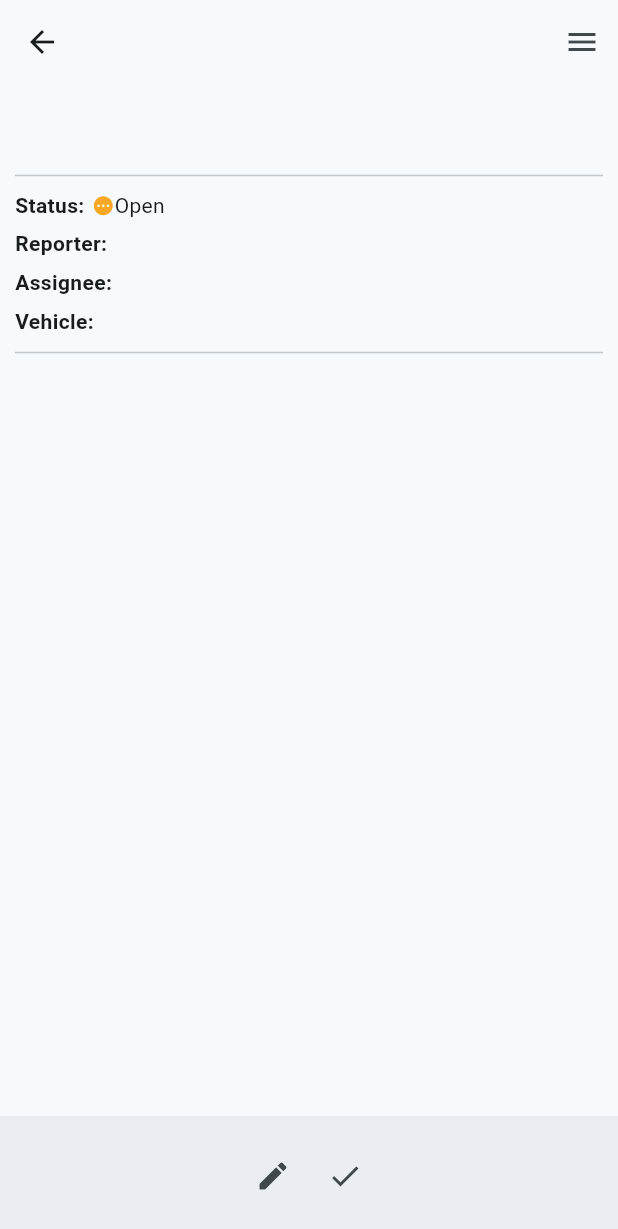
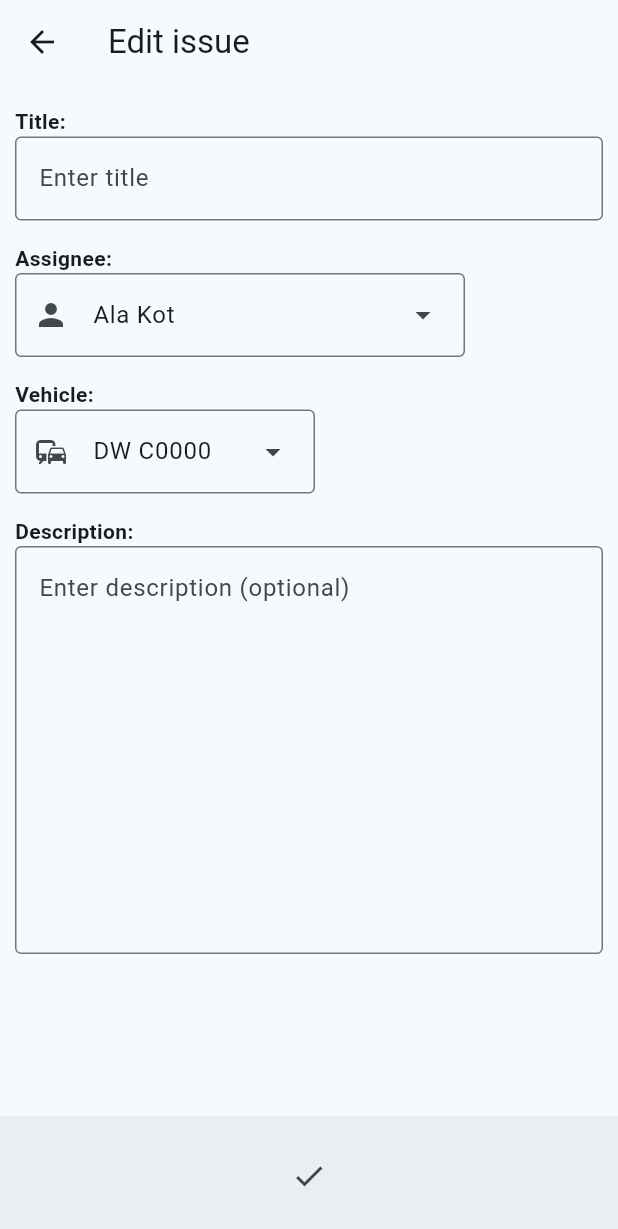
Before and after one commit to fryderykst/fto_app, a Flutter app: the _IssueDetailsScafold screen opened directly with empty values, after a tap on the "edit" icon, on a phone screen of 412 x 824 dp. Shown: the top 1229 px of the screen. Run offline on Flutter 3.47's test engine with Material 3 defaults, Android fonts, the phone set to English and light mode, and no system bars.

Commit message:
Added EditIssueScreen

```diff
--- a/lib/model/issue.dart
+++ b/lib/model/issue.dart
@@ -10,7 +10,9 @@ String isseToJson(List<Issue> data) => json.encode(List<dynamic>.from(data.map((
 enum IssueStatus { open, done }
 
 class Issue {
-  int id;
+  int _id;
+  int get id => _id;
+
   User reporter;
   User? assignee;
   Vehicle vehicle;
@@ -19,14 +21,14 @@ class Issue {
   IssueStatus status;
 
   Issue({
-    required this.id,
+    required int id,
     required this.reporter,
     this.assignee,
     required this.vehicle,
     required this.title,
     this.description,
     this.status = IssueStatus.open,
-  });
+  }) : _id = id;
 
   @override
   int get hashCode => id;
--- a/lib/services/remote_service.dart
+++ b/lib/services/remote_service.dart
@@ -116,7 +116,7 @@ class MockRemoteService extends RemoteService {
     return Future<bool>.delayed(const Duration(milliseconds: 100), () => true);
   }
 
-  Future<bool> updateIssue(
+  Future<bool> updateIssueDetails(
     int id, {
     String? newTitle,
     // int? newReporterID,
@@ -135,6 +135,17 @@ class MockRemoteService extends RemoteService {
     if (newStatus != null) _issues[id]!.status = newStatus;
 
     return Future<bool>.delayed(const Duration(milliseconds: 100), () => true);
+  }
+
+  Future<bool> updateIssue(Issue issue) {
+    return updateIssueDetails(
+      issue.id,
+      newTitle: issue.title,
+      newAssigneeID: issue.assignee?.id,
+      newVehicleID: issue.vehicle.id,
+      newDescription: issue.description,
+      newStatus: issue.status,
+    );
   }
 
   Future<bool> removeIssue(int id) async {
--- a/lib/widgets/issues/common/assignee_widget.dart
+++ b/lib/widgets/issues/common/assignee_widget.dart
@@ -3,8 +3,10 @@ import 'package:fto_app/model/user.dart';
 import 'package:fto_app/services/remote_service.dart';
 
 class AssigneeWidget extends StatelessWidget {
-  const AssigneeWidget({super.key, required this.onAssigneeChanged});
-  final Function onAssigneeChanged;
+  const AssigneeWidget({super.key, required this.onChanged, this.initialId});
+
+  final Function onChanged;
+  final int? initialId;
 
   @override
   Widget build(BuildContext context) {
@@ -17,17 +19,19 @@ class AssigneeWidget extends StatelessWidget {
                 fontWeight: FontWeight.w600,
               )),
           AssigneeDropdownMenu(
-            onAssigneeChanged: onAssigneeChanged,
+            onChanged: onChanged,
+            initialId: initialId,
           ),
         ]);
   }
 }
 
 class AssigneeDropdownMenu extends StatefulWidget {
-  AssigneeDropdownMenu({super.key, required this.onAssigneeChanged});
+  AssigneeDropdownMenu({super.key, required this.onChanged, this.initialId});
+
   final TextEditingController controller = TextEditingController();
-
-  final Function onAssigneeChanged;
+  final Function onChanged;
+  final int? initialId;
 
   @override
   State<StatefulWidget> createState() => AssigneeDropdownMenuState();
@@ -41,41 +45,22 @@ class AssigneeDropdownMenuState extends State<AssigneeDropdownMenu> {
 
   @override
   void initState() {
-    getState();
+    _readUsers();
 
     super.initState();
   }
 
-  getState() async {
+  _readUsers() async {
     _remoteService.getUsers().then((readUsers) {
       setState(() {
         users = readUsers ?? [];
+        selectedPerson = widget.initialId;
       });
-
-      // usersDropdownEntries = users!.map<DropdownMenuEntry<Person>>((Person person) {
-      //   return DropdownMenuEntry<Person>(value: person, label: person.name);
-      // }).toList();
     });
-    // usersDropdownEntries = users!.map<DropdownMenuEntry<Person>>((Person person) {
-    //   return DropdownMenuEntry<Person>(value: person, label: person.name);
-    // }).toList();
   }
 
   @override
   Widget build(BuildContext context) {
-    // return DropdownButton<Person>(
-    //   value: selectedPerson,
-    //   items: users == null
-    //       ? []
-    //       : users!.map<DropdownMenuItem<Person>>((Person person) {
-    //           return DropdownMenuItem<Person>(value: person, child: Text(person.name));
-    //         }).toList(),
-    //   onChanged: (selected) {
-    //     setState(() {
-    //       selectedPerson = selected;
-    //     });
-    //   },
-    // );
     return DropdownMenu<int>(
       // enableFilter: true,
       controller: widget.controller,
@@ -94,7 +79,7 @@ class AssigneeDropdownMenuState extends State<AssigneeDropdownMenu> {
         setState(() {
           selectedPerson = selected;
         });
-        widget.onAssigneeChanged(selected);
+        widget.onChanged(selected);
       },
       leadingIcon: const Icon(Icons.person),
       // label: const Text("Assignee"),
--- a/lib/widgets/issues/common/vehicle_widget.dart
+++ b/lib/widgets/issues/common/vehicle_widget.dart
@@ -3,8 +3,10 @@ import 'package:fto_app/model/vehicle.dart';
 import 'package:fto_app/services/remote_service.dart';
 
 class VehicleWidget extends StatelessWidget {
-  const VehicleWidget({super.key, required this.onVehicleChanged});
-  final Function onVehicleChanged;
+  const VehicleWidget({super.key, required this.onChanged, this.initialId});
+
+  final Function onChanged;
+  final int? initialId;
 
   @override
   Widget build(BuildContext context) {
@@ -17,17 +19,19 @@ class VehicleWidget extends StatelessWidget {
                 fontWeight: FontWeight.w600,
               )),
           VehicleDropdownMenu(
-            onVehicleChanged: onVehicleChanged,
+            onChanged: onChanged,
+            initialId: initialId,
           ),
         ]);
   }
 }
 
 class VehicleDropdownMenu extends StatefulWidget {
-  VehicleDropdownMenu({super.key, required this.onVehicleChanged});
+  VehicleDropdownMenu({super.key, required this.onChanged, this.initialId});
+
   final TextEditingController controller = TextEditingController();
-
-  final Function onVehicleChanged;
+  final Function onChanged;
+  final int? initialId;
 
   @override
   State<StatefulWidget> createState() => VehicleDropdownMenuState();
@@ -41,15 +45,16 @@ class VehicleDropdownMenuState extends State<VehicleDropdownMenu> {
 
   @override
   void initState() {
-    getState();
+    _readVehicles();
 
     super.initState();
   }
 
-  getState() async {
+  _readVehicles() async {
     _remoteService.getVehicles().then((readVehicles) {
       setState(() {
         vehicles = readVehicles ?? [];
+        selectedVehicle = widget.initialId;
       });
     });
   }
@@ -76,7 +81,7 @@ class VehicleDropdownMenuState extends State<VehicleDropdownMenu> {
         setState(() {
           selectedVehicle = selected;
         });
-        widget.onVehicleChanged(selected);
+        widget.onChanged(selected);
       },
       leadingIcon: const Icon(Icons.commute),
       // label: const Text("Vehicle"),
--- /dev/null
+++ b/lib/widgets/issues/edit_issue/edit_issue_screen.dart
@@ -0,0 +1,108 @@
+import 'package:flutter/material.dart';
+import 'package:fto_app/model/issue.dart';
+import 'package:fto_app/services/remote_service.dart';
+import 'package:fto_app/widgets/issues/common/assignee_widget.dart';
+import 'package:fto_app/widgets/issues/common/description_widget.dart';
+import 'package:fto_app/widgets/issues/common/title_widget.dart';
+import 'package:fto_app/widgets/issues/common/vehicle_widget.dart';
+
+class EditIssueScreen extends StatefulWidget {
+  const EditIssueScreen({super.key, required this.issue});
+  final Issue issue;
+
+  @override
+  State<StatefulWidget> createState() => NewIssueRouteState();
+}
+
+class NewIssueRouteState extends State<EditIssueScreen> {
+  // Maybe use state managment to update state of new issue from child widgets?
+  // https://docs.flutter.dev/data-and-backend/state-mgmt/simple
+  final MockRemoteService _remoteService = MockRemoteService();
+  final titleController = TextEditingController();
+  final descriptionController = TextEditingController();
+  int? assigneeId;
+  int? vehicleId;
+
+  @override
+  void initState() {
+    super.initState();
+
+    titleController.text = widget.issue.title;
+    if (widget.issue.description != null) descriptionController.text = widget.issue.description!;
+    assigneeId = widget.issue.assignee?.id;
+    vehicleId = widget.issue.vehicle.id;
+  }
+
+  void onAssigneeChanged(int id) {
+    assigneeId = id;
+  }
+
+  void onVehicleChanged(int id) {
+    vehicleId = id;
+  }
+
+  @override
+  void dispose() {
+    titleController.dispose();
+    descriptionController.dispose();
+    super.dispose();
+  }
+
+  @override
+  Widget build(BuildContext context) {
+    return Scaffold(
+      appBar: AppBar(
+        title: const Text('Edit issue'),
+      ),
+      body: Center(
+        child: Padding(
+            padding: const EdgeInsets.symmetric(vertical: 15.0, horizontal: 10.0),
+            child: Column(
+              mainAxisAlignment: MainAxisAlignment.start,
+              crossAxisAlignment: CrossAxisAlignment.start,
+              children: <Widget>[
+                TitleWidget(textController: titleController),
+                const SizedBox(height: 15),
+                AssigneeWidget(
+                  onChanged: onAssigneeChanged,
+                  initialId: widget.issue.assignee?.id,
+                ),
+                const SizedBox(height: 15),
+                VehicleWidget(
+                  onChanged: onVehicleChanged,
+                  initialId: widget.issue.vehicle.id,
+                ),
+                const SizedBox(height: 15),
+                DescriptionWidget(textController: descriptionController),
+              ],
+            )),
+      ),
+      bottomNavigationBar: BottomAppBar(
+        shape: const CircularNotchedRectangle(),
+        child: SizedBox(
+          height: 50.0,
+          child: Row(
+            mainAxisAlignment: MainAxisAlignment.spaceAround,
+            children: [
+              IconButton(
+                  onPressed: () {
+                    // https://docs.flutter.dev/cookbook/forms/retrieve-input
+                    // Navigator.pop(context, "Nowy tytuł");
+
+                    // Navigator.maybePop(context); //Default behaviour when push back button on AppBar
+                    _remoteService
+                        .updateIssueDetails(widget.issue.id,
+                            newTitle: titleController.text,
+                            newDescription: descriptionController.text,
+                            newAssigneeID: assigneeId,
+                            newVehicleID: vehicleId)
+                        .whenComplete(() => Navigator.pop(context));
+                  },
+                  icon: const Icon(Icons.check)),
+            ],
+          ),
+        ),
+      ),
+    );
+  }
+}
```
Also changed, not shown: lib/widgets/issues/issue_details/issue_details_screen.dart (+18 -8 lines).
